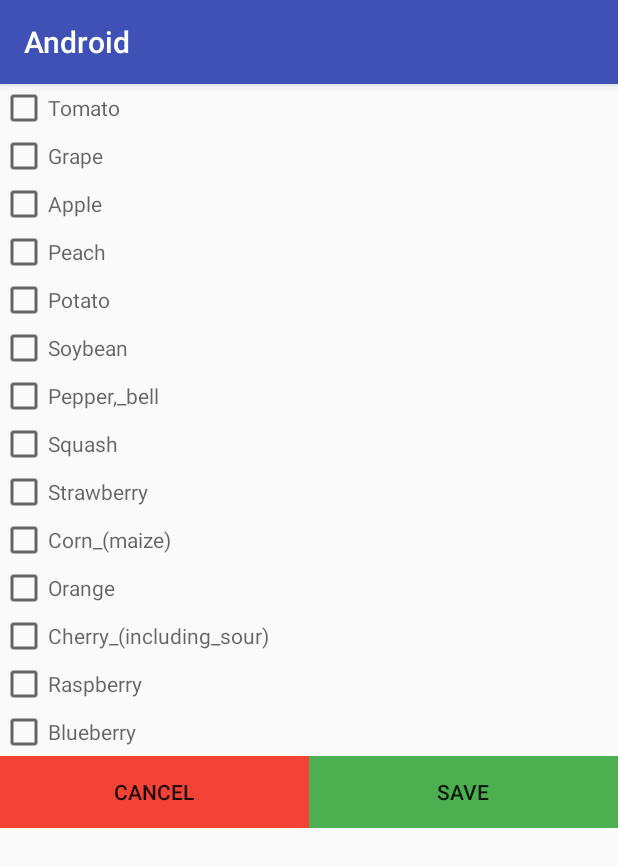
After one commit to rohitrango/Crop-Disease-Detection, an Android app: the MyCropListActivity screen opened directly, with no data from a screen before it, on a phone screen of 412 x 824 dp. The commit adds this screen. Shown: the top 867 px of the screen. Run offline under Robolectric (Android 15) with nearby library versions, the phone set to English and light mode, and no system bars; our stand-ins replace Volley.

Commit message:
update_crops

```diff
--- a/Android/app/build.gradle
+++ b/Android/app/build.gradle
@@ -26,10 +26,11 @@
     })
 
 //added
+    //ended
+
+
     compile 'com.google.android.gms:play-services:6.5.87'
-//ended
     compile 'com.android.volley:volley:1.0.0'
-
     compile 'com.android.support:appcompat-v7:26.+'
     compile 'com.android.support.constraint:constraint-layout:1.0.2'
     compile 'com.android.support:design:26.+'
--- a/Android/app/src/main/java/com/neoneye/android/Constants.java
+++ b/Android/app/src/main/java/com/neoneye/android/Constants.java
@@ -6,6 +6,8 @@
 
 public class Constants {
 
-    public static String serverloc = "http://10.196.22.201:8000/upload_image_and_get_results/";
-    public static String save_entry_loc = "http://10.196.22.201:8000/save_entry";
+    public static String BaseURL = "http://10.196.22.201:8000/";
+    public static String serverloc = BaseURL + "upload_image_and_get_results/";
+    public static String save_entry_loc = BaseURL + "save_entry";
+    public static String update_crops = BaseURL + "update_crops";
 }
--- /dev/null
+++ b/Android/app/src/main/java/com/neoneye/android/MyCropListActivity.java
@@ -0,0 +1,153 @@
+package com.neoneye.android;
+
+import android.content.Context;
+import android.provider.Settings;
+import android.support.v7.app.AppCompatActivity;
+import android.os.Bundle;
+import android.support.v7.widget.LinearLayoutManager;
+import android.support.v7.widget.RecyclerView;
+import android.text.Layout;
+import android.util.Log;
+import android.view.LayoutInflater;
+import android.view.View;
+import android.view.ViewGroup;
+import android.widget.Button;
+import android.widget.CheckBox;
+import android.widget.Toast;
+
+import com.android.volley.AuthFailureError;
+import com.android.volley.Request;
+import com.android.volley.RequestQueue;
+import com.android.volley.Response;
+import com.android.volley.VolleyError;
+import com.android.volley.toolbox.StringRequest;
+import com.android.volley.toolbox.Volley;
+
+import java.util.HashMap;
+import java.util.Map;
+
+public class MyCropListActivity extends AppCompatActivity {
+
+    private RecyclerView recyclerView;
+    private Button cancelBtn;
+    private Button saveBtn;
+
+    private boolean[] selected;
+    private String[] names;
+
+    @Override
+    protected void onCreate(Bundle savedInstanceState) {
+        super.onCreate(savedInstanceState);
+        setContentView(R.layout.activity_my_crop_list);
+        names = getResources().getStringArray(R.array.my_crops);
+        selected = new boolean[names.length];
+        for (int i=0;i<names.length; i++)
+            selected[i] = false;
+
+        cancelBtn = (Button) findViewById(R.id.cancel_button);
+        saveBtn   = (Button) findViewById(R.id.save_button);
+
+        cancelBtn.setOnClickListener(new View.OnClickListener() {
+            @Override
+            public void onClick(View view) {
+                finish();
+            }
+        });
+
+        saveBtn.setOnClickListener(new View.OnClickListener() {
+            @Override
+            public void onClick(View view) {
+                final Map<String, String> map = new HashMap<String, String>();
+                map.put("deviceID", getDeviceID(getApplicationContext()));
+                for(int i=0;i<names.length; i++) {
+                    if(selected[i] == true) {
+                        map.put(names[i], "1");
+                        Log.w("CROP:", names[i]);
+                    }
+                }
+
+                /* send request */
+                RequestQueue queue = Volley.newRequestQueue(getApplicationContext());
+                String url = Constants.update_crops;
+                StringRequest stringRequest = new StringRequest(Request.Method.POST, url,
+                        new Response.Listener<String>() {
+                            @Override
+                            public void onResponse(String response) {
+                                Toast.makeText(getApplicationContext(), "Updated successfully.", Toast.LENGTH_SHORT).show();
+                            }
+                        }, new Response.ErrorListener() {
+                    @Override
+                    public void onErrorResponse(VolleyError error) {
+                        error.printStackTrace();
+                    }
+                }){
+                    @Override
+                    protected Map<String, String> getParams() throws AuthFailureError {
+                        return map;
+                    }
+                };
+                queue.add(stringRequest);
+                finish();
+            }
+        });
+
+        recyclerView = (RecyclerView) findViewById(R.id.my_crops_recyclerview);
+        LinearLayoutManager layoutManager = new LinearLayoutManager(getApplicationContext(), LinearLayoutManager.VERTICAL, false);
+        recyclerView.setLayoutManager(layoutManager);
+        recyclerView.setAdapter(new CropAdapter());
+    }
+
+
+    /* get android_id */
+    public static String getDeviceID(Context context) {
+        String android_id = Settings.Secure.getString(context.getContentResolver(),
+                Settings.Secure.ANDROID_ID);
+        return android_id;
+    }
+
+    /* adapter here */
+    public class CropAdapter extends RecyclerView.Adapter<CropAdapter.ViewHolder> {
+
+        public String[] names;
+        public CropAdapter() {
+            names = getResources().getStringArray(R.array.my_crops);
+            Log.w("names", String.valueOf(names.length));
+        }
+
+        @Override
+        public ViewHolder onCreateViewHolder(ViewGroup parent, int viewType) {
+            LayoutInflater inflater = LayoutInflater.from(parent.getContext());
+            View v = inflater.inflate(R.layout.crop_layout, parent, false);
+            ViewHolder h = new ViewHolder(v);
+            return h;
+        }
+
+        @Override
+        public void onBindViewHolder(ViewHolder holder, final int position) {
+            String name = names[position];
+            holder.ckbox.setHint(name);
+            holder.ckbox.setOnClickListener(new View.OnClickListener() {
+                @Override
+                public void onClick(View view) {
+                    selected[position] = !selected[position];
+                }
+            });
+        }
+
+        @Override
+        public int getItemCount() {
+            return names.length;
+        }
+
+        public class ViewHolder extends RecyclerView.ViewHolder{
+
+            public CheckBox ckbox;
+
+            public ViewHolder(View itemView) {
+                super(itemView);
+                ckbox = (CheckBox) itemView.findViewById(R.id.ckbox);
+            }
+        }
+    }
+
+}
--- /dev/null
+++ b/Android/app/src/main/res/layout/activity_my_crop_list.xml
@@ -0,0 +1,42 @@
+<FrameLayout android:layout_height="match_parent"
+    xmlns:android="http://schemas.android.com/apk/res/android"  android:layout_width="match_parent">
+
+    <LinearLayout
+        android:orientation="vertical"
+        android:layout_width="match_parent"
+        android:layout_height="wrap_content">
+
+        <android.support.v7.widget.RecyclerView
+            android:id="@+id/my_crops_recyclerview"
+            android:layout_width="match_parent"
+            android:layout_height="wrap_content">
+        </android.support.v7.widget.RecyclerView>
+
+
+        <LinearLayout
+            android:orientation="horizontal"
+            android:layout_width="match_parent"
+            android:layout_height="wrap_content">
+
+            <Button
+                android:background="#F44336"
+                android:text="Cancel"
+                android:id="@+id/cancel_button"
+                android:layout_weight="1"
+                android:layout_width="match_parent"
+                android:layout_height="wrap_content" />
+
+            <Button
+                android:background="#4CAF50"
+                android:text="Save"
+                android:id="@+id/save_button"
+                android:layout_weight="1"
+                android:layout_width="match_parent"
+                android:layout_height="wrap_content" />
+
+
+        </LinearLayout>
+
+    </LinearLayout>
+
+</FrameLayout>
--- /dev/null
+++ b/Android/app/src/main/res/layout/crop_layout.xml
@@ -0,0 +1,12 @@
+<?xml version="1.0" encoding="utf-8"?>
+<LinearLayout xmlns:android="http://schemas.android.com/apk/res/android"
+    android:orientation="vertical" android:layout_width="match_parent"
+    android:layout_height="wrap_content">
+
+    <CheckBox
+        android:id="@+id/ckbox"
+        android:hint="Hint"
+        android:layout_width="match_parent"
+        android:layout_height="wrap_content" />
+
+</LinearLayout>
--- a/Android/app/src/main/res/values/strings.xml
+++ b/Android/app/src/main/res/values/strings.xml
@@ -18,4 +18,22 @@
         <item>Raspberry</item>
         <item>Blueberry</item>
     </string-array>
+
+    <!-- my crops -->
+    <string-array name="my_crops">
+        <item>Tomato</item>
+        <item>Grape</item>
+        <item>Apple</item>
+        <item>Peach</item>
+        <item>Potato</item>
+        <item>Soybean</item>
+        <item>Pepper,_bell</item>
+        <item>Squash</item>
+        <item>Strawberry</item>
+        <item>Corn_(maize)</item>
+        <item>Orange</item>
+        <item>Cherry_(including_sour)</item>
+        <item>Raspberry</item>
+        <item>Blueberry</item>
+    </string-array>
 </resources>
```
Also changed, not shown: Android/app/src/main/AndroidManifest.xml (+10 -9 lines), Android/app/src/main/java/com/neoneye/android/MainActivity.java (+7 -0 lines), Android/app/src/main/res/menu/menu_main.xml (+7 -1 lines), 5 other files.
